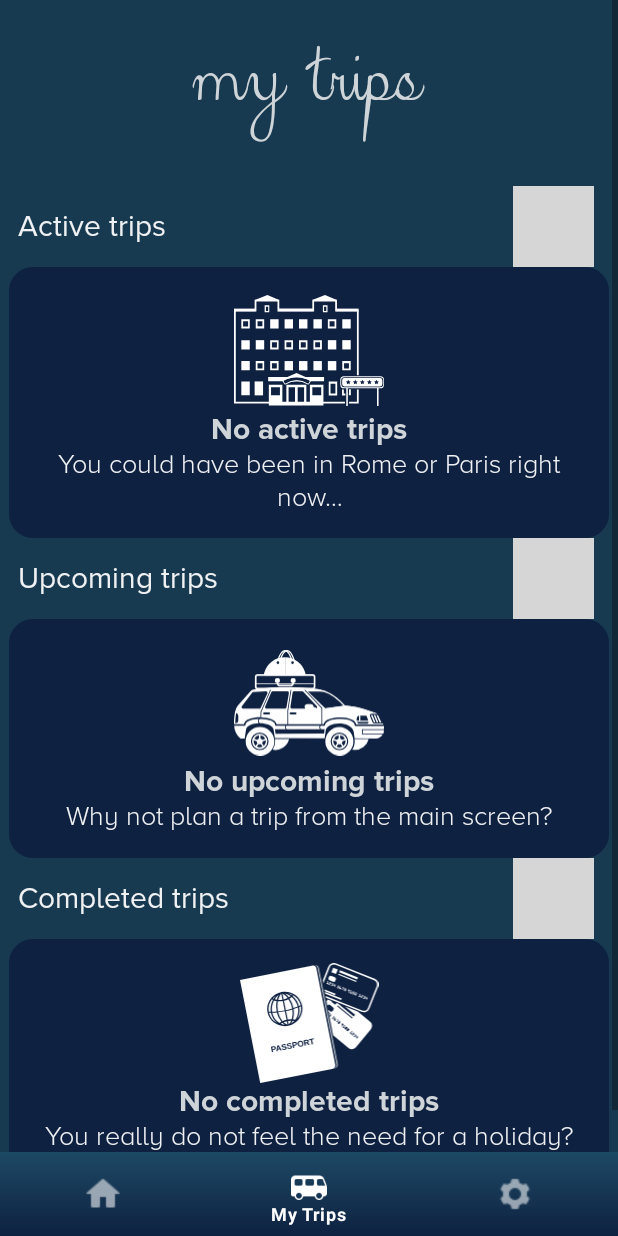
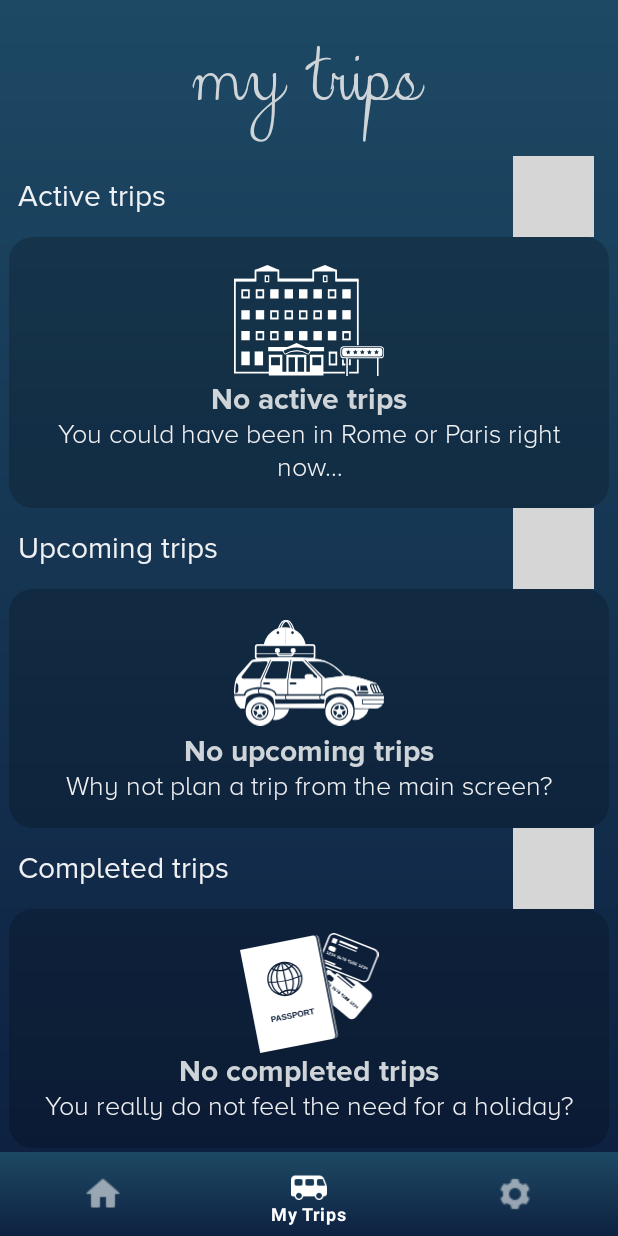
Before and after one commit to EndavaAos/CityGuide, an Android app: the fragment MyTripsFragment placed in its activity, item 2 of the bottom bar chosen, on a phone screen of 412 x 824 dp. Run offline under Robolectric (Android 15) with nearby library versions, the phone set to English and light mode, and no system bars; our stand-ins replace Dagger/Hilt's generated code, Room's generated code, RxJava; 2 statements that could not run were skipped; grey boxes are pictures that could not be loaded.

Commit message:
merged with with POISssscreen

```diff
--- a/app/src/main/java/com/example/cityguide/StartScreenActivity.kt
+++ b/app/src/main/java/com/example/cityguide/StartScreenActivity.kt
@@ -31,7 +31,7 @@ class StartScreenActivity : AppCompatActivity() {
     override fun onStart() {
         super.onStart()
         fragmentManager.beginTransaction()
-            .replace(R.id.main_fragment_container, searchFragment)
+            .replace(R.id.main_fragment_holder, searchFragment)
             .commit()
     }
 
@@ -39,13 +39,13 @@ class StartScreenActivity : AppCompatActivity() {
         when(menu.itemId) {
             R.id.nav_home -> {
                 fragmentManager.beginTransaction()
-                    .replace(R.id.main_fragment_container, searchFragment)
+                    .replace(R.id.main_fragment_holder, searchFragment)
                     .commit()
                 return true
             }
             R.id.nav_mytrip -> {
                 fragmentManager.beginTransaction()
-                    .replace(R.id.main_fragment_container, tripsFragment)
+                    .replace(R.id.main_fragment_holder, tripsFragment)
                     .commit()
                 return true
             }
--- a/app/src/main/java/com/example/cityguide/di/AppModule.kt
+++ b/app/src/main/java/com/example/cityguide/di/AppModule.kt
@@ -37,12 +37,6 @@ class AppModule(
 
     @Singleton
     @Provides
-    fun providesRecyclerViewAdapter(context: Context): RecyclerViewAdapter {
-        return RecyclerViewAdapter(context)
-    }
-
-    @Singleton
-    @Provides
     fun providesLocationRepository(locationApi: LocationApi): LocationRepository {
         return LocationRepositoryImpl(locationApi)
     }
--- a/app/src/main/res/drawable/round_corners_background.xml
+++ b/app/src/main/res/drawable/round_corners_background.xml
@@ -2,7 +2,7 @@
 <shape xmlns:android="http://schemas.android.com/apk/res/android"
     android:shape="rectangle"
     android:padding="@dimen/round_corners_background_padding" >
-    <solid android:color="@color/background_end_color_midnight"/>
+    <solid android:color="@color/black_20"/>
     <corners
         android:bottomLeftRadius="@dimen/round_corners"
         android:bottomRightRadius="@dimen/round_corners"
--- a/app/src/main/res/layout/trips_fragment_general_trip.xml
+++ b/app/src/main/res/layout/trips_fragment_general_trip.xml
@@ -4,7 +4,6 @@
     xmlns:tools="http://schemas.android.com/tools"
     android:layout_width="match_parent"
     android:layout_height="wrap_content"
-    tools:background="@color/background_start_color_20_darker_midnight"
     tools:context=".presentation.trips.TripsPreviewList">
 
     <TextView
--- a/app/src/main/res/layout/trips_fragment_general_trips_list.xml
+++ b/app/src/main/res/layout/trips_fragment_general_trips_list.xml
@@ -3,7 +3,6 @@
     xmlns:tools="http://schemas.android.com/tools"
     android:layout_width="match_parent"
     android:layout_height="wrap_content"
-    tools:background="@color/background_start_color_20_darker_midnight"
     tools:context=".presentation.trips.TripsPreviewList">
 
     <androidx.recyclerview.widget.RecyclerView
--- a/app/src/main/res/layout/trips_fragment_screen.xml
+++ b/app/src/main/res/layout/trips_fragment_screen.xml
@@ -5,7 +5,7 @@
     xmlns:tools="http://schemas.android.com/tools"
     android:layout_width="match_parent"
     android:layout_height="match_parent"
-    android:background="@color/background_start_color_20_darker_midnight" >
+    android:background="@drawable/background_gradient" >
 
     <LinearLayout
         android:layout_width="match_parent"
@@ -18,7 +18,6 @@
             android:layout_width="match_parent"
             android:layout_height="wrap_content"
             android:layout_marginTop="@dimen/title_margin_medium"
-            android:layout_marginBottom="@dimen/title_margin_medium"
             android:gravity="center"
             android:text="@string/trips_preview_list"
             android:textColor="@color/primary_text_color"
--- a/build.gradle
+++ b/build.gradle
@@ -29,9 +29,6 @@ buildscript {
         def nav_version = "2.3.0-alpha04"
         classpath "androidx.navigation:navigation-safe-args-gradle-plugin:$nav_version"
 
-        def nav_version = "2.3.0-alpha04"
-        classpath "androidx.navigation:navigation-safe-args-gradle-plugin:$nav_version"
-
         // NOTE: Do not place your application dependencies here; they belong
         // in the individual module build.gradle files
     }
```
